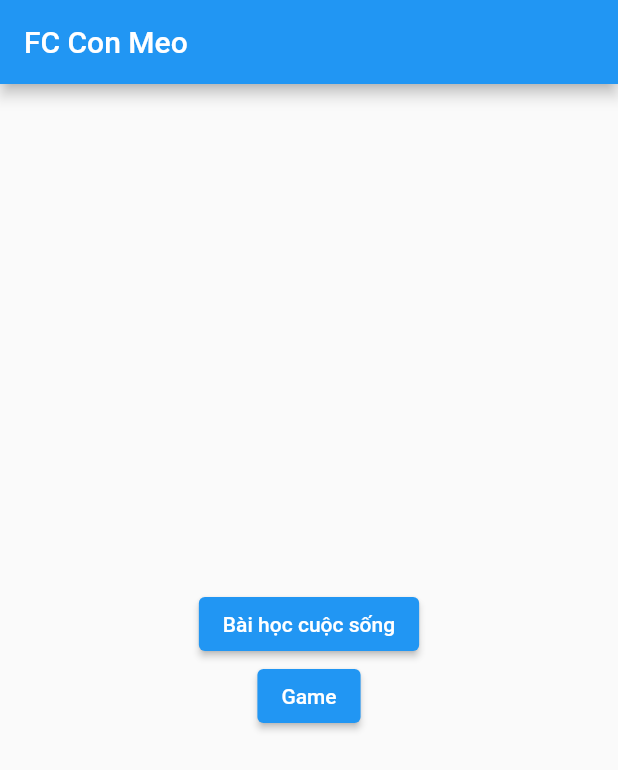
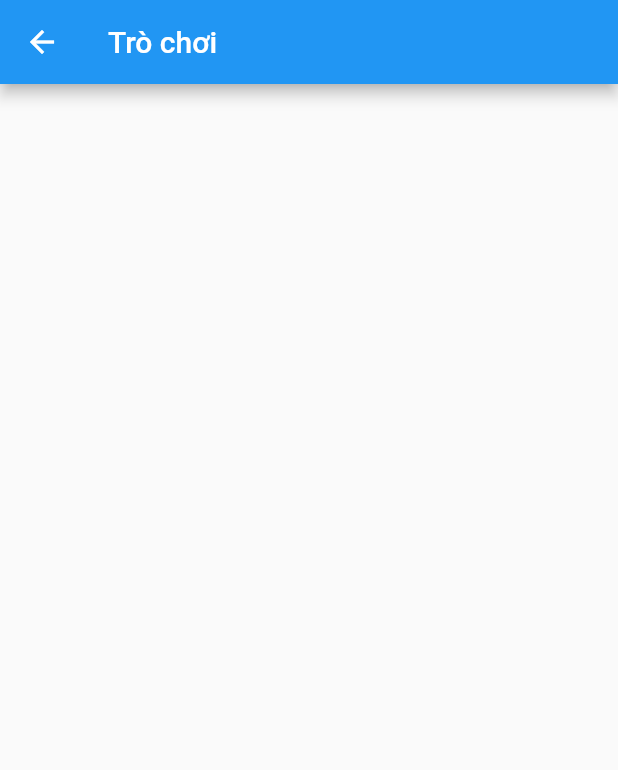
Before and after one commit to ntl22/uit_app, a Flutter app: the screen it shows after launch, after a tap on "Game", on a phone screen of 412 x 824 dp. Shown: the top 770 px of the screen. Run offline on Flutter 3.47's test engine with Material 2 defaults, Android fonts, the phone set to English and light mode, and no system bars.

Commit message:
add base page

```diff
--- /dev/null
+++ b/lib/widgets/game.dart
@@ -0,0 +1,17 @@
+import 'package:flutter/material.dart';
+
+class GamePage extends StatelessWidget {
+  const GamePage({super.key});
+
+  @override
+  Widget build(BuildContext context) {
+    return Scaffold(
+      appBar: AppBar(
+        title: const Text("Trò chơi"),
+        leading: BackButton(
+          onPressed: () => Navigator.pop(context),
+        ),
+      ),
+    );
+  }
+}
--- a/lib/widgets/homepage.dart
+++ b/lib/widgets/homepage.dart
@@ -1,4 +1,6 @@
 import 'package:flutter/material.dart';
+import './lesson.dart';
+import './game.dart';
 
 class MyApp extends StatelessWidget {
   const MyApp({super.key});
@@ -61,11 +63,21 @@ class _HomePageState extends State<HomePage> {
             mainAxisAlignment: MainAxisAlignment.center,
             children: [
               ElevatedButton(
-                onPressed: () {},
+                onPressed: () =>
+                  Navigator.push(context,
+                  MaterialPageRoute(
+                    builder: (context) => const LessonPage()
+                  )
+                ),
                 child: const Text("Bài học cuộc sống")
               ),
               ElevatedButton(
-                onPressed: () {},
+                onPressed: () =>
+                  Navigator.push(context,
+                  MaterialPageRoute(
+                    builder: (context) => const GamePage()
+                  )
+                ),
                 child: const Text("Game")
               )
           ],
```
Also changed, not shown: lib/widgets/lesson.dart (added, +17 -0 lines).
